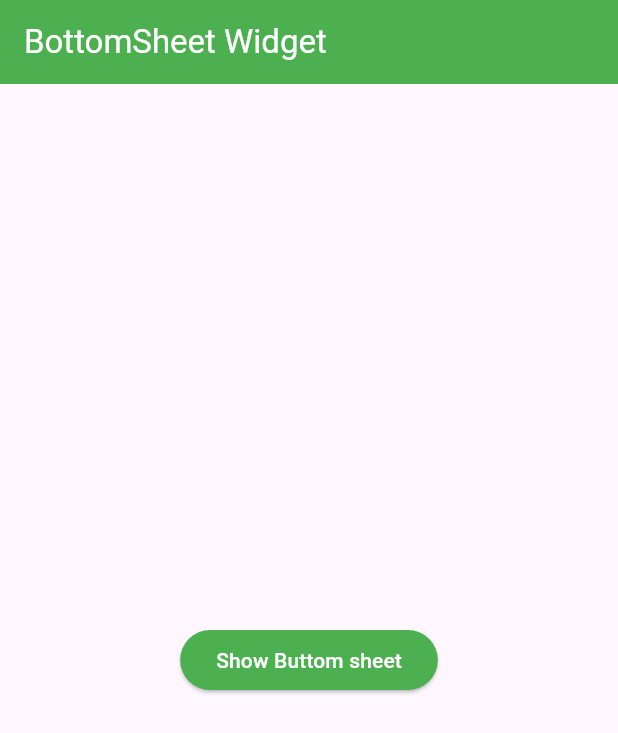
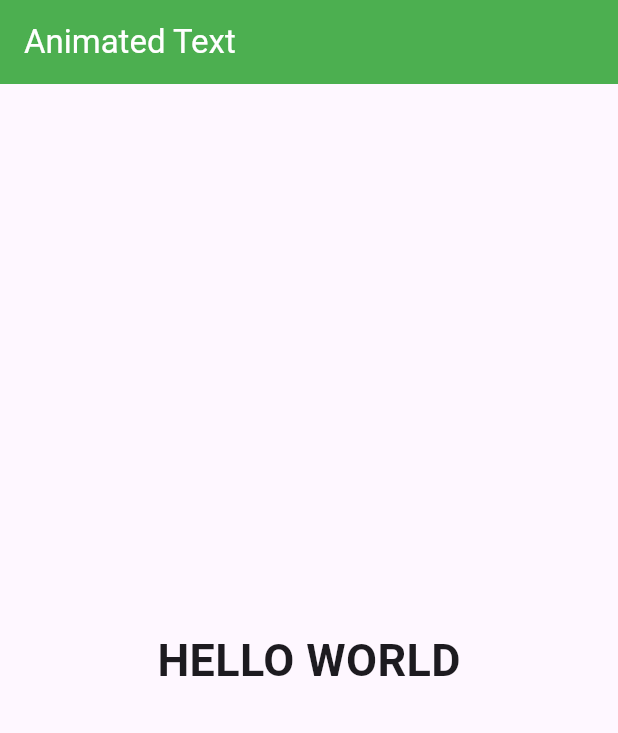
Before and after one commit to Abdulsamad-29/FlutterBasics, a Flutter app: the screen it shows after launch, on a phone screen of 412 x 824 dp. Shown: the top 733 px of the screen. Run offline on Flutter 3.47's test engine with Material 3 defaults, Android fonts, the phone set to English and light mode, and no system bars; drawn by our look-alikes of animated_text_kit.

Commit message:
AnimatedText

```diff
--- a/lib/main.dart
+++ b/lib/main.dart
@@ -1,5 +1,6 @@
 import 'package:flutter/material.dart';
 import 'package:fluttercourse/widgets/alert.dart';
+import 'package:fluttercourse/widgets/animated_text.dart';
 import 'package:fluttercourse/widgets/bottomsheet.dart';
 import 'package:fluttercourse/widgets/image.dart';
 import 'package:fluttercourse/widgets/button.dart';
@@ -23,7 +24,7 @@ class MyApp extends StatelessWidget {
         brightness: Brightness.light,
         primaryColor: Colors.green,
       ),
-      home: BottomSheetWidget(),
+      home: AnimatedTextWidget(),
     );
   }
 }
--- /dev/null
+++ b/lib/widgets/animated_text.dart
@@ -0,0 +1,71 @@
+import 'package:animated_text_kit/animated_text_kit.dart';
+import 'package:flutter/material.dart';
+
+class AnimatedTextWidget extends StatelessWidget {
+  const AnimatedTextWidget({super.key});
+
+  @override
+  Widget build(BuildContext context) {
+    return Scaffold(
+      appBar: AppBar(
+        title: Text('Animated Text',style: TextStyle(color: Colors.white),),
+        backgroundColor: Theme.of(context).primaryColor,
+      ),
+      body: Center(
+        child: Column(
+          mainAxisAlignment: MainAxisAlignment.center,
+          children: [
+          // AnimatedTextKit(animatedTexts: [
+          //   TypewriterAnimatedText('Abdul Samad',textStyle: TextStyle(fontSize: 30,fontWeight:FontWeight.bold),
+          //   speed: Duration(milliseconds: 400))
+          // ],
+          // totalRepeatCount: 4,
+          // pause: Duration(milliseconds: 200),
+          // displayFullTextOnTap: true,
+          // stopPauseOnTap: true,
+          // ),
+
+          // AnimatedTextKit(animatedTexts: [
+          //   RotateAnimatedText('Hello',
+          //   textStyle:
+          //   TextStyle(
+          //     fontSize: 30,
+          //     fontWeight:FontWeight.w600,
+          //     color: Colors.red,
+          //     )
+          //   ),
+          //    RotateAnimatedText('Beautiful',
+          //   textStyle:
+          //   TextStyle(
+          //     fontSize: 30,
+          //     fontWeight:FontWeight.w600,
+          //     color: Colors.red,
+          //     )
+          //     ),
+          //     RotateAnimatedText('World',
+          //   textStyle:
+          //   TextStyle(
+          //     fontSize: 30,
+          //     fontWeight:FontWeight.w600,
+          //     color: Colors.red,
+          //     )
+          //   ),
+           AnimatedTextKit(animatedTexts: [
+            WavyAnimatedText(
+              'HELLO WORLD',
+              textStyle: TextStyle(fontSize: 30, fontWeight: FontWeight.bold),
+            ),
+            WavyAnimatedText(
+              'HELLO WORLD',
+              textStyle: TextStyle(fontSize: 30, fontWeight: FontWeight.bold),
+            ),
+          ])
+        ]),
+          // totalRepeatCount: 4,
+          // pause: Duration(milliseconds: 200),
+          // displayFullTextOnTap: true,
+          // stopPauseOnTap: true,
+          ),
+        );
+  }
+}
--- a/pubspec.yaml
+++ b/pubspec.yaml
@@ -30,6 +30,7 @@ environment:
 dependencies:
   flutter:
     sdk: flutter
+  animated_text_kit: ^4.2.2
 
 
   # The following adds the Cupertino Icons font to your application.
```
Also changed, not shown: pubspec.lock.
